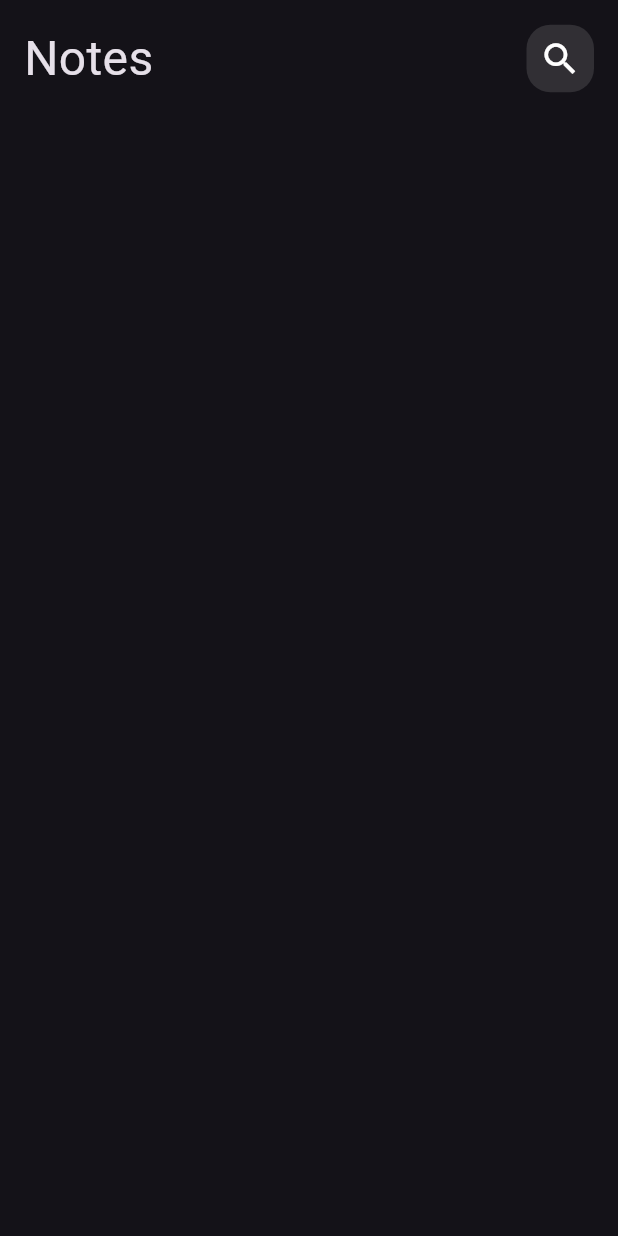
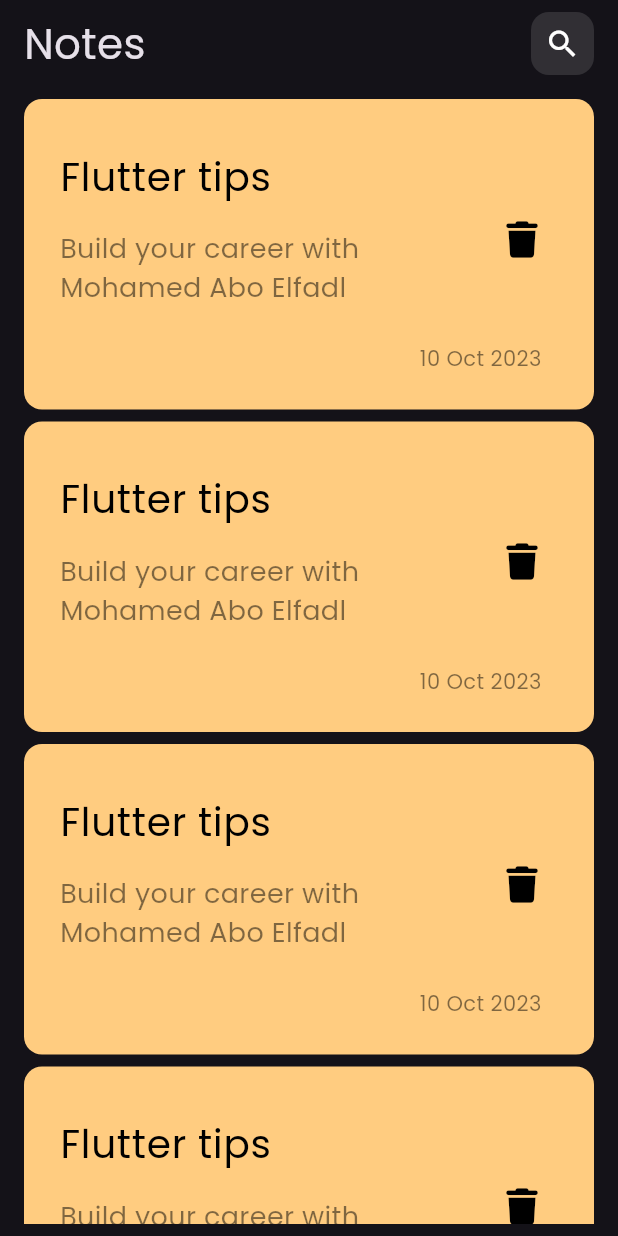
Before and after one commit to MohamedAboElfadl-11/my_notes, a Flutter app: the screen it shows after launch, on a phone screen of 412 x 824 dp. Run offline on Flutter 3.47's test engine with Material 3 defaults, Android fonts, the phone set to English and light mode, and no system bars; our stand-ins replace font_awesome_flutter.

Commit message:
create nots list view

```diff
--- a/lib/main.dart
+++ b/lib/main.dart
@@ -14,6 +14,7 @@ class MyNotesApp extends StatelessWidget {
       debugShowCheckedModeBanner: false,
       theme: ThemeData(
         brightness: Brightness.dark,
+        fontFamily: "poppins",
       ),
       home: const NotesView(),
     );
--- a/lib/view/widgets/custome_app_bar.dart
+++ b/lib/view/widgets/custome_app_bar.dart
@@ -11,7 +11,7 @@ class CustomeAppBar extends StatelessWidget {
         Text(
           "Notes",
           style: TextStyle(
-            fontSize: 32.0,
+            fontSize: 28.0,
           ),
         ),
         Spacer(),
--- /dev/null
+++ b/lib/view/widgets/custome_note_item.dart
@@ -0,0 +1,62 @@
+import 'package:flutter/material.dart';
+import 'package:font_awesome_flutter/font_awesome_flutter.dart';
+
+class NotesItem extends StatelessWidget {
+  const NotesItem({super.key});
+
+  @override
+  Widget build(BuildContext context) {
+    return Container(
+      padding: const EdgeInsets.only(
+        top: 24.0,
+        bottom: 24.0,
+        left: 8.0,
+      ),
+      decoration: BoxDecoration(
+        color: const Color(0xffFFCC80),
+        borderRadius: BorderRadius.circular(12),
+      ),
+      child: Column(
+        crossAxisAlignment: CrossAxisAlignment.end,
+        children: [
+          ListTile(
+            title: const Text(
+              "Flutter tips",
+              style: TextStyle(
+                color: Colors.black,
+                fontSize: 26.0,
+              ),
+            ),
+            subtitle: Padding(
+              padding: const EdgeInsets.only(top: 16.0, bottom: 16.0),
+              child: Text(
+                "Build your career with Mohamed Abo Elfadl",
+                style: TextStyle(
+                  color: Colors.black.withOpacity(0.5),
+                  fontSize: 18.0,
+                ),
+              ),
+            ),
+            trailing: IconButton(
+              onPressed: () {},
+              icon: const Icon(
+                FontAwesomeIcons.trash,
+                color: Colors.black,
+                size: 24.0,
+              ),
+            ),
+          ),
+          Padding(
+            padding: const EdgeInsets.only(right: 35.0),
+            child: Text(
+              "10 Oct 2023",
+              style: TextStyle(
+                color: Colors.black.withOpacity(0.5),
+              ),
+            ),
+          ),
+        ],
+      ),
+    );
+  }
+}
--- a/lib/view/widgets/custome_search_icon.dart
+++ b/lib/view/widgets/custome_search_icon.dart
@@ -6,18 +6,18 @@ class CustomeSearchIcon extends StatelessWidget {
   @override
   Widget build(BuildContext context) {
     return Container(
-      height: 45.0,
-      width: 45.0,
+      height: 42.0,
+      width: 42.0,
       decoration: const BoxDecoration(
         color: Colors.white12,
         borderRadius: BorderRadius.all(
-          Radius.circular(16),
+          Radius.circular(12),
         ),
       ),
       child: const Center(
         child: Icon(
           Icons.search,
-          size: 28,
+          size: 24,
         ),
       ),
     );
--- /dev/null
+++ b/lib/view/widgets/notes_list_view.dart
@@ -0,0 +1,17 @@
+import 'package:flutter/material.dart';
+import 'package:mynotes/view/widgets/custome_note_item.dart';
+
+class NotesListView extends StatelessWidget {
+  const NotesListView({super.key});
+
+  @override
+  Widget build(BuildContext context) {
+    return ListView.separated(
+      separatorBuilder: (context, index) => const SizedBox(
+        height: 8,
+      ),
+      itemBuilder: (context, index) => const NotesItem(),
+      itemCount: 16,
+    );
+  }
+}
--- a/lib/view/widgets/notes_view_body.dart
+++ b/lib/view/widgets/notes_view_body.dart
@@ -1,5 +1,6 @@
 import 'package:flutter/material.dart';
 import 'package:mynotes/view/widgets/custome_app_bar.dart';
+import 'package:mynotes/view/widgets/notes_list_view.dart';
 
 class NotesViewBody extends StatelessWidget {
   const NotesViewBody({super.key});
@@ -7,10 +8,19 @@ class NotesViewBody extends StatelessWidget {
   @override
   Widget build(BuildContext context) {
     return const Padding(
-      padding: EdgeInsets.all(16.0),
+      padding: EdgeInsets.symmetric(
+        horizontal: 16.0,
+        vertical: 8.0,
+      ),
       child: Column(
         children: [
           CustomeAppBar(),
+          SizedBox(
+            height: 16.0,
+          ),
+          Expanded(
+            child: NotesListView(),
+          ),
         ],
       ),
     );
```
Also changed, not shown: pubspec.yaml (+5 -4 lines), assets/fonts/Poppins-Regular.ttf (added), pubspec.lock.
